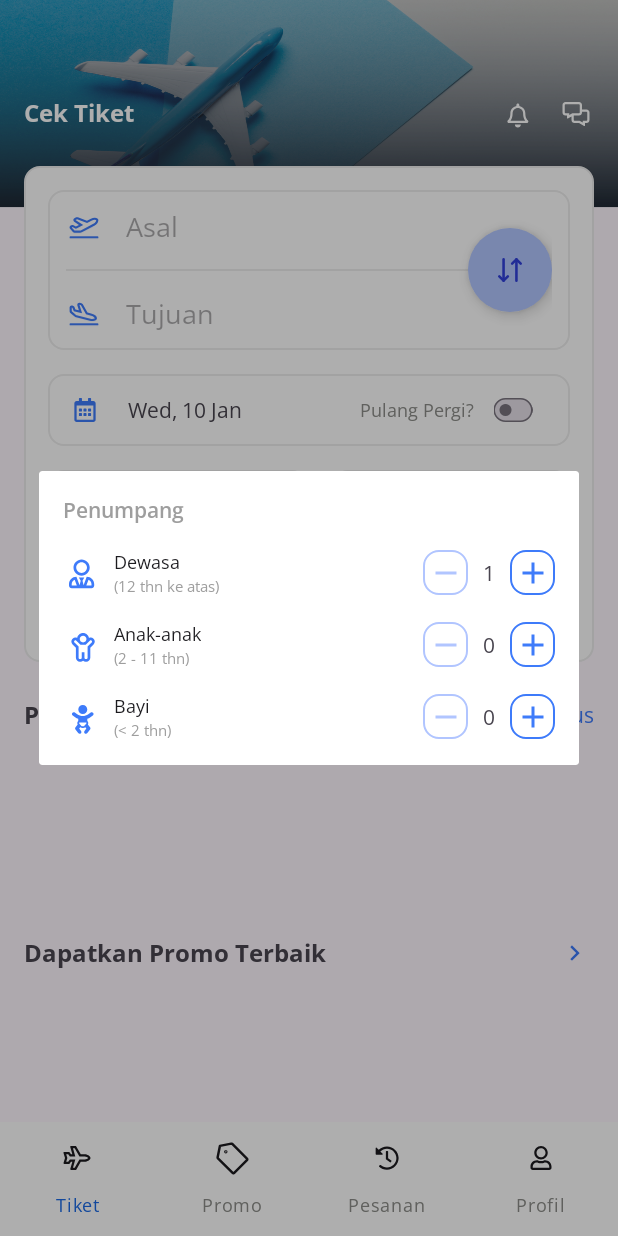
After one commit to Synrgy-Academy-Final-Project/Android, an Android app: the fragment PassengerDialogFragment placed in its activity, on a phone screen of 412 x 824 dp. The commit adds this screen. Run offline under Robolectric (Android 15) with nearby library versions, the phone set to English and light mode, and no system bars; our stand-ins replace navigation-ui.

Commit message:
feat: add penumpang's dialog

```diff
--- /dev/null
+++ b/app/src/main/java/com/synrgyacademy/finalproject/ui/ticket/PassengerDialogFragment.kt
@@ -0,0 +1,76 @@
+package com.synrgyacademy.finalproject.ui.ticket
+
+import android.os.Bundle
+import android.view.LayoutInflater
+import android.view.View
+import android.view.ViewGroup
+import androidx.fragment.app.DialogFragment
+import com.synrgyacademy.finalproject.databinding.FragmentPassengerDialogBinding
+
+
+class PassengerDialogFragment : DialogFragment() {
+    private var _binding: FragmentPassengerDialogBinding? = null
+    private val binding get() = _binding!!
+
+    override fun onViewCreated(view: View, savedInstanceState: Bundle?) {
+        super.onViewCreated(view, savedInstanceState)
+        var adultCount = 1
+        var childCount = 0
+        var babyCount = 0
+
+        binding.tvAdultCount.text = adultCount.toString()
+        binding.ibDecreaseAdultCount.isEnabled = adultCount > 1
+        binding.tvChildCount.text = childCount.toString()
+        binding.ibDecreaseChildCount.isEnabled = childCount > 0
+        binding.tvBabyCount.text = babyCount.toString()
+        binding.ibDecreaseBabyCount.isEnabled = babyCount > 0
+
+        binding.ibDecreaseAdultCount.setOnClickListener {
+           adultCount--
+            binding.tvAdultCount.text = adultCount.toString()
+            binding.ibDecreaseAdultCount.isEnabled = adultCount > 1
+        }
+        binding.ibDecreaseChildCount.setOnClickListener {
+            childCount--
+            binding.tvChildCount.text = childCount.toString()
+            binding.ibDecreaseChildCount.isEnabled = childCount > 0
+        }
+        binding.ibDecreaseBabyCount.setOnClickListener {
+            babyCount--
+            binding.tvBabyCount.text = babyCount.toString()
+            binding.ibDecreaseBabyCount.isEnabled = babyCount > 0
+        }
+        binding.ibAddAdultCount.setOnClickListener {
+            adultCount++
+            binding.tvAdultCount.text = adultCount.toString()
+            binding.ibDecreaseAdultCount.isEnabled = adultCount > 1
+        }
+        binding.ibAddChildCount.setOnClickListener {
+            childCount++
+            binding.tvChildCount.text = childCount.toString()
+            binding.ibDecreaseChildCount.isEnabled = childCount > 0
+        }
+        binding.ibAddBabyCount.setOnClickListener {
+            babyCount++
+            binding.tvBabyCount.text = babyCount.toString()
+            binding.ibDecreaseBabyCount.isEnabled = babyCount > 0
+        }
+    }
+
+    override fun onCreateView(
+        inflater: LayoutInflater, container: ViewGroup?,
+        savedInstanceState: Bundle?
+    ): View? {
+        _binding = FragmentPassengerDialogBinding.inflate(layoutInflater, container, false)
+        return binding.root
+    }
+
+    override fun onDestroyView() {
+        super.onDestroyView()
+        _binding = null
+    }
+
+    companion object {
+        const val TAG = "passenger dialog"
+    }
+}
--- a/app/src/main/java/com/synrgyacademy/finalproject/ui/ticket/TicketFragment.kt
+++ b/app/src/main/java/com/synrgyacademy/finalproject/ui/ticket/TicketFragment.kt
@@ -1,24 +1,63 @@
 package com.synrgyacademy.finalproject.ui.ticket
 
+import android.app.DatePickerDialog
 import android.os.Bundle
-import androidx.fragment.app.Fragment
 import android.view.LayoutInflater
 import android.view.View
 import android.view.ViewGroup
-import com.synrgyacademy.finalproject.R
+import androidx.fragment.app.Fragment
 import com.synrgyacademy.finalproject.databinding.FragmentTicketBinding
+import com.synrgyacademy.finalproject.utils.DateUtils.getCurrentDateEEEDDMMM
+import java.text.SimpleDateFormat
+import java.util.Calendar
+import java.util.Locale
 
 
 class TicketFragment : Fragment() {
     private var _binding: FragmentTicketBinding? = null
     private val binding get() = _binding!!
+    private val calendar = Calendar.getInstance()
 
     override fun onViewCreated(view: View, savedInstanceState: Bundle?) {
         super.onViewCreated(view, savedInstanceState)
 
+        binding.tvSelectedDate.text = getCurrentDateEEEDDMMM()
+
+        binding.ivCalendar.setOnClickListener {
+            showDatePicker(
+                onSelectedDate = { binding.tvSelectedDate.text = it }
+            )
+        }
+        binding.ivCalendarBack.setOnClickListener {
+            showDatePicker(
+                onSelectedDate = { binding.tvSelectedDateBack.text = it }
+            )
+        }
         binding.mcPp.setOnCheckedChangeListener { _, isChecked ->
             binding.llDateBack.visibility = if (isChecked) View.VISIBLE else View.GONE
         }
+        binding.llPassenger.setOnClickListener {
+            PassengerDialogFragment().show(childFragmentManager, PassengerDialogFragment.TAG)
+        }
+    }
+
+    private fun showDatePicker(
+        onSelectedDate: (String) -> Unit
+    ) {
+        val datePickerDialog = DatePickerDialog(
+            requireContext(),
+            { _, year: Int, month: Int, dayOfMonth: Int ->
+                val selectedDate = Calendar.getInstance()
+                selectedDate.set(year, month, dayOfMonth)
+                val dateFormat = SimpleDateFormat("EEE, dd MMM", Locale.getDefault())
+                val formattedDate = dateFormat.format(selectedDate.time)
+                onSelectedDate(formattedDate)
+            },
+            calendar.get(Calendar.YEAR),
+            calendar.get(Calendar.MONTH),
+            calendar.get(Calendar.DAY_OF_MONTH)
+        )
+        datePickerDialog.show()
     }
 
     override fun onCreateView(
--- /dev/null
+++ b/app/src/main/res/color/btn_blue.xml
@@ -0,0 +1,5 @@
+<?xml version="1.0" encoding="utf-8"?>
+<selector xmlns:android="http://schemas.android.com/apk/res/android">
+    <item android:color="@color/primary_blue" android:state_enabled="true"/>
+    <item android:color="@color/primary_light_blue" android:state_enabled="false"/>
+</selector>
--- /dev/null
+++ b/app/src/main/res/drawable/bg_btn_rounded_blue.xml
@@ -0,0 +1,5 @@
+<?xml version="1.0" encoding="utf-8"?>
+<selector xmlns:android="http://schemas.android.com/apk/res/android">
+    <item android:drawable="@drawable/bg_rounded_10_stroke_blue" android:state_enabled="true"/>
+    <item android:drawable="@drawable/bg_rounded_10_stroke_blue_grey" android:state_enabled="false"/>
+</selector>
--- /dev/null
+++ b/app/src/main/res/drawable/bg_rounded_10_stroke_blue.xml
@@ -0,0 +1,6 @@
+<?xml version="1.0" encoding="utf-8"?>
+<shape android:shape="rectangle" xmlns:android="http://schemas.android.com/apk/res/android">
+    <stroke android:color="@color/primary_blue" android:width="1dp"/>
+    <solid android:color="@color/neutral_01"/>
+    <corners android:radius="10dp"/>
+</shape>
--- /dev/null
+++ b/app/src/main/res/drawable/bg_rounded_10_stroke_blue_grey.xml
@@ -0,0 +1,6 @@
+<?xml version="1.0" encoding="utf-8"?>
+<shape android:shape="rectangle" xmlns:android="http://schemas.android.com/apk/res/android">
+    <stroke android:color="@color/primary_light_blue" android:width="1dp"/>
+    <solid android:color="@color/neutral_01"/>
+    <corners android:radius="10dp"/>
+</shape>
--- /dev/null
+++ b/app/src/main/res/drawable/bg_rounded_white.xml
@@ -0,0 +1,5 @@
+<?xml version="1.0" encoding="utf-8"?>
+<shape xmlns:android="http://schemas.android.com/apk/res/android" android:shape="rectangle">
+    <solid android:color="@color/neutral_01"/>
+    <corners android:radius="20dp"/>
+</shape>
--- /dev/null
+++ b/app/src/main/res/drawable/ic_add.xml
@@ -0,0 +1,5 @@
+<vector android:height="24dp" android:tint="@color/primary_blue"
+    android:viewportHeight="24" android:viewportWidth="24"
+    android:width="24dp" xmlns:android="http://schemas.android.com/apk/res/android">
+    <path android:fillColor="@android:color/white" android:pathData="M19,13h-6v6h-2v-6H5v-2h6V5h2v6h6v2z"/>
+</vector>
--- /dev/null
+++ b/app/src/main/res/drawable/ic_decrease.xml
@@ -0,0 +1,9 @@
+<vector xmlns:android="http://schemas.android.com/apk/res/android"
+    android:width="24dp"
+    android:height="24dp"
+    android:viewportWidth="960"
+    android:viewportHeight="960">
+  <path
+      android:fillColor="@color/primary_blue"
+      android:pathData="M200,520v-80h560v80L200,520Z"/>
+</vector>
--- /dev/null
+++ b/app/src/main/res/drawable/ic_user_adult.xml
@@ -0,0 +1,9 @@
+<vector xmlns:android="http://schemas.android.com/apk/res/android"
+    android:width="20dp"
+    android:height="20dp"
+    android:viewportWidth="20"
+    android:viewportHeight="20">
+  <path
+      android:pathData="M10.333,11.5C12.802,11.5 14.833,9.5 14.833,7C14.833,4.531 12.802,2.5 10.333,2.5C7.833,2.5 5.833,4.531 5.833,7C5.833,9.5 7.833,11.5 10.333,11.5ZM10.333,4C11.958,4 13.333,5.375 13.333,7C13.333,8.656 11.958,10 10.333,10C8.677,10 7.333,8.656 7.333,7C7.333,5.375 8.677,4 10.333,4ZM13.177,12.031L11.427,16.844L10.833,14.25L11.833,12.5H8.833L9.833,14.25L9.208,16.844L7.458,12.031C5.146,12.063 3.333,13.906 3.333,16.219V17C3.333,17.844 3.99,18.5 4.833,18.5H15.833C16.646,18.5 17.333,17.844 17.333,17V16.219C17.333,13.906 15.49,12.063 13.177,12.031ZM6.333,17H4.833V16.219C4.833,15.094 5.49,14.156 6.49,13.719L7.677,17H6.333ZM15.833,17H12.958L14.177,13.719C15.146,14.156 15.833,15.094 15.833,16.219V17Z"
+      android:fillColor="#3E7BFA"/>
+</vector>
--- /dev/null
+++ b/app/src/main/res/drawable/ic_user_baby.xml
@@ -0,0 +1,4 @@
+<vector android:height="24dp" android:viewportHeight="20"
+    android:viewportWidth="20" android:width="24dp" xmlns:android="http://schemas.android.com/apk/res/android">
+    <path android:fillColor="#3E7BFA" android:pathData="M11,8.333C12.375,8.333 13.5,7.24 13.5,5.833C13.5,4.458 12.375,3.333 11,3.333C9.594,3.333 8.5,4.458 8.5,5.833C8.5,7.24 9.594,8.333 11,8.333ZM15.219,10.115L16.563,9.177C17,8.865 17.125,8.24 16.813,7.771C16.5,7.333 15.875,7.208 15.406,7.521L14.063,8.458C12.219,9.771 9.719,9.771 7.906,8.458L6.563,7.521C6.094,7.208 5.469,7.333 5.156,7.771C4.844,8.24 4.938,8.833 5.406,9.177L6.75,10.115C7.281,10.49 7.875,10.771 8.469,10.99V12.24C8.188,12.427 7.969,12.74 7.969,13.083V13.677C7.969,13.865 8.063,14.052 8.156,14.208L6.969,15.708C6.656,16.083 6.656,16.583 6.938,16.958L8.438,18.958C8.625,19.208 8.938,19.333 9.25,19.333C9.438,19.333 9.656,19.271 9.844,19.146C10.281,18.802 10.375,18.177 10.031,17.74L9,16.365L9.563,15.646C9.938,15.927 10.375,16.083 10.813,16.083H11.156C11.625,16.083 12.063,15.927 12.406,15.646L12.969,16.365L11.938,17.74C11.625,18.177 11.688,18.802 12.156,19.146C12.313,19.271 12.531,19.333 12.75,19.333C13.063,19.333 13.344,19.208 13.531,18.958L15.031,16.958C15.313,16.583 15.313,16.083 15.031,15.708L13.813,14.208C13.906,14.052 14,13.865 14,13.677V13.083C14,12.74 13.781,12.427 13.5,12.24V10.99C14.094,10.771 14.688,10.49 15.219,10.115ZM13,13.677L11.875,14.802C11.688,14.99 11.438,15.083 11.156,15.083H10.813C10.563,15.083 10.281,14.99 10.094,14.802L9,13.677V13.083H13V13.677Z"/>
+</vector>
--- /dev/null
+++ b/app/src/main/res/drawable/ic_user_child.xml
@@ -0,0 +1,9 @@
+<vector xmlns:android="http://schemas.android.com/apk/res/android"
+    android:width="20dp"
+    android:height="20dp"
+    android:viewportWidth="20"
+    android:viewportHeight="20">
+  <path
+      android:pathData="M16.979,6.521C16.292,5.802 15.26,5.677 14.448,6.052C14.167,4.552 12.823,3.333 11.167,3.333C9.479,3.333 8.135,4.552 7.854,6.052C7.042,5.677 6.01,5.802 5.323,6.521C4.417,7.396 4.417,8.802 5.323,9.677L7.167,11.521V17.083C7.167,18.333 8.167,19.333 9.417,19.333H9.667C10.229,19.333 10.76,19.146 11.167,18.771C11.542,19.146 12.073,19.333 12.667,19.333H12.917C14.135,19.333 15.167,18.333 15.167,17.083V11.521L16.979,9.677C17.885,8.802 17.885,7.396 16.979,6.521ZM11.167,4.833C12.198,4.833 13.042,5.677 13.042,6.708C13.042,7.771 12.198,8.583 11.167,8.583C10.104,8.583 9.292,7.771 9.292,6.708C9.292,5.677 10.104,4.833 11.167,4.833ZM15.917,8.615L13.667,10.896V17.083C13.667,17.521 13.323,17.833 12.917,17.833H12.667C12.229,17.833 11.917,17.521 11.917,17.083V14.083H10.417V17.083C10.417,17.521 10.073,17.833 9.667,17.833H9.417C8.979,17.833 8.667,17.521 8.667,17.083V10.896L6.385,8.615C6.073,8.333 6.073,7.865 6.385,7.583C6.667,7.271 7.135,7.271 7.417,7.583L9.698,9.833H12.604L14.885,7.583C15.167,7.271 15.635,7.271 15.917,7.583C16.229,7.865 16.229,8.333 15.917,8.615Z"
+      android:fillColor="#3E7BFA"/>
+</vector>
--- /dev/null
+++ b/app/src/main/res/layout/fragment_passenger_dialog.xml
@@ -0,0 +1,212 @@
+<?xml version="1.0" encoding="utf-8"?>
+<androidx.constraintlayout.widget.ConstraintLayout xmlns:android="http://schemas.android.com/apk/res/android"
+    xmlns:app="http://schemas.android.com/apk/res-auto"
+    xmlns:tools="http://schemas.android.com/tools"
+    android:layout_width="match_parent"
+    android:layout_height="match_parent"
+    tools:context=".ui.ticket.PassengerDialogFragment">
+
+    <LinearLayout
+        android:layout_width="360dp"
+        android:layout_height="wrap_content"
+        android:background="@drawable/bg_rounded_white"
+        android:orientation="vertical"
+        android:padding="16dp"
+        app:layout_constraintBottom_toBottomOf="parent"
+        app:layout_constraintEnd_toEndOf="parent"
+        app:layout_constraintStart_toStartOf="parent"
+        app:layout_constraintTop_toTopOf="parent">
+
+        <TextView
+            android:id="@+id/textView"
+            style="@style/OpenSansSemiBold14"
+            android:layout_width="match_parent"
+            android:layout_height="wrap_content"
+            android:text="@string/text_passenger"
+            android:textColor="@color/neutral_06" />
+
+        <LinearLayout
+            android:layout_width="match_parent"
+            android:layout_height="wrap_content"
+            android:layout_marginTop="16dp"
+            android:gravity="center"
+            android:orientation="horizontal">
+
+            <ImageView
+                android:id="@+id/iv_adult"
+                android:layout_width="24dp"
+                android:layout_height="24dp"
+                android:layout_marginEnd="10dp"
+                android:importantForAccessibility="no"
+                android:src="@drawable/ic_user_adult" />
+
+            <LinearLayout
+                android:layout_width="0dp"
+                android:layout_height="wrap_content"
+                android:layout_marginEnd="10dp"
+                android:layout_weight="1"
+                android:orientation="vertical">
+
+                <TextView
+                    android:layout_width="wrap_content"
+                    android:layout_height="wrap_content"
+                    android:text="@string/text_adult"
+                    android:textColor="@color/neutral_09"
+                    android:textSize="12sp" />
+
+                <TextView
+                    android:layout_width="wrap_content"
+                    android:layout_height="wrap_content"
+                    android:text="@string/text_adult_age"
+                    android:textColor="@color/neutral_06"
+                    android:textSize="10sp"
+                    tools:ignore="SmallSp" />
+            </LinearLayout>
+
+            <androidx.appcompat.widget.AppCompatImageButton
+                android:id="@+id/ib_decrease_adult_count"
+                android:layout_width="30dp"
+                android:layout_height="30dp"
+                android:layout_marginEnd="10dp"
+                android:background="@drawable/bg_btn_rounded_blue"
+                android:src="@drawable/ic_decrease"
+                android:tint="@color/btn_blue" />
+
+            <TextView
+                android:id="@+id/tv_adult_count"
+                android:layout_width="wrap_content"
+                android:layout_height="wrap_content"
+                android:layout_marginEnd="10dp"
+                android:text="1" />
+
+            <androidx.appcompat.widget.AppCompatImageButton
+                android:id="@+id/ib_add_adult_count"
+                android:layout_width="30dp"
+                android:layout_height="30dp"
+                android:background="@drawable/bg_btn_rounded_blue"
+                android:src="@drawable/ic_add" />
+        </LinearLayout>
+
+        <LinearLayout
+            android:layout_width="match_parent"
+            android:layout_height="wrap_content"
+            android:layout_marginTop="16dp"
+            android:gravity="center"
+            android:orientation="horizontal">
+
+            <ImageView
+                android:layout_width="24dp"
+                android:layout_height="24dp"
+                android:layout_marginEnd="10dp"
+                android:importantForAccessibility="no"
+                android:src="@drawable/ic_user_child" />
+
+            <LinearLayout
+                android:layout_width="0dp"
+                android:layout_height="wrap_content"
+                android:layout_marginEnd="10dp"
+                android:layout_weight="1"
+                android:orientation="vertical">
+
+                <TextView
+                    android:layout_width="wrap_content"
+                    android:layout_height="wrap_content"
+                    android:text="@string/text_child"
+                    android:textColor="@color/neutral_09"
+                    android:textSize="12sp" />
+
+                <TextView
+                    android:layout_width="wrap_content"
+                    android:layout_height="wrap_content"
+                    android:text="@string/text_child_age"
+                    android:textColor="@color/neutral_06"
+                    android:textSize="10sp"
+                    tools:ignore="SmallSp" />
+            </LinearLayout>
+
+            <androidx.appcompat.widget.AppCompatImageButton
+                android:id="@+id/ib_decrease_child_count"
+                android:layout_width="30dp"
+                android:layout_height="30dp"
+                android:layout_marginEnd="10dp"
+                android:background="@drawable/bg_btn_rounded_blue"
+                android:src="@drawable/ic_decrease"
+                android:tint="@color/btn_blue" />
+
+            <TextView
+                android:id="@+id/tv_child_count"
+                android:layout_width="wrap_content"
+                android:layout_height="wrap_content"
+                android:layout_marginEnd="10dp"
+                android:text="0" />
+
+            <androidx.appcompat.widget.AppCompatImageButton
+                android:id="@+id/ib_add_child_count"
+                android:layout_width="30dp"
+                android:layout_height="30dp"
+                android:background="@drawable/bg_btn_rounded_blue"
+                android:src="@drawable/ic_add" />
+        </LinearLayout>
+
+        <LinearLayout
+            android:layout_width="match_parent"
+            android:layout_height="wrap_content"
+            android:layout_marginTop="16dp"
+            android:gravity="center"
+            android:orientation="horizontal">
+
+            <ImageView
+                android:layout_width="24dp"
+                android:layout_height="24dp"
+                android:layout_marginEnd="10dp"
+                android:importantForAccessibility="no"
+                android:src="@drawable/ic_user_baby" />
+
+            <LinearLayout
+                android:layout_width="0dp"
+                android:layout_height="wrap_content"
+                android:layout_marginEnd="10dp"
+                android:layout_weight="1"
+                android:orientation="vertical">
+
+                <TextView
+                    android:layout_width="wrap_content"
+                    android:layout_height="wrap_content"
+                    android:text="@string/text_baby"
+                    android:textColor="@color/neutral_09"
+                    android:textSize="12sp" />
+
+                <TextView
+                    android:layout_width="wrap_content"
+                    android:layout_height="wrap_content"
+                    android:text="@string/text_baby_age"
+                    android:textColor="@color/neutral_06"
+                    android:textSize="10sp"
+                    tools:ignore="SmallSp" />
+            </LinearLayout>
+
+            <androidx.appcompat.widget.AppCompatImageButton
+                android:id="@+id/ib_decrease_baby_count"
+                android:layout_width="30dp"
+                android:layout_height="30dp"
+                android:layout_marginEnd="10dp"
+                android:background="@drawable/bg_btn_rounded_blue"
+                android:src="@drawable/ic_decrease"
+                android:tint="@color/btn_blue" />
+
+            <TextView
+                android:id="@+id/tv_baby_count"
+                android:layout_width="wrap_content"
+                android:layout_height="wrap_content"
+                android:layout_marginEnd="10dp"
+                android:text="0" />
+
+            <androidx.appcompat.widget.AppCompatImageButton
+                android:id="@+id/ib_add_baby_count"
+                android:layout_width="30dp"
+                android:layout_height="30dp"
+                android:background="@drawable/bg_btn_rounded_blue"
+                android:src="@drawable/ic_add" />
+        </LinearLayout>
+    </LinearLayout>
+</androidx.constraintlayout.widget.ConstraintLayout>
--- a/app/src/main/res/values/strings.xml
+++ b/app/src/main/res/values/strings.xml
@@ -45,4 +45,10 @@
     <string name="text_get_promo">Dapatkan Promo Terbaik</string>
     <string name="desc_get_promo">Dapatkan promo lainnya</string>
     <string name="symbol_bullet">•</string>
+    <string name="text_adult">Dewasa</string>
+    <string name="text_adult_age">(12 thn ke atas)</string>
+    <string name="text_child">Anak-anak</string>
+    <string name="text_child_age">(2 - 11 thn)</string>
+    <string name="text_baby">Bayi</string>
+    <string name="text_baby_age"><![CDATA[(< 2 thn)]]></string>
 </resources>
--- a/app/src/main/res/values/style.xml
+++ b/app/src/main/res/values/style.xml
@@ -12,9 +12,15 @@
     </style>
 
     <style name="OpenSansBold16" parent="OpenSansTextStyle">
+        <item name="android:fontFamily">@font/open_sans_bold</item>
         <item name="fontFamily">@font/open_sans_bold</item>
         <item name="android:textSize">16sp</item>
-        <item name="android:textStyle">bold</item>
+    </style>
+
+    <style name="OpenSansSemiBold14" parent="OpenSansTextStyle">
+        <item name="android:fontFamily">@font/open_sans_semibold</item>
+        <item name="fontFamily">@font/open_sans_semibold</item>
+        <item name="android:textSize">14sp</item>
     </style>
 
     <style name="TextRegular">
```
